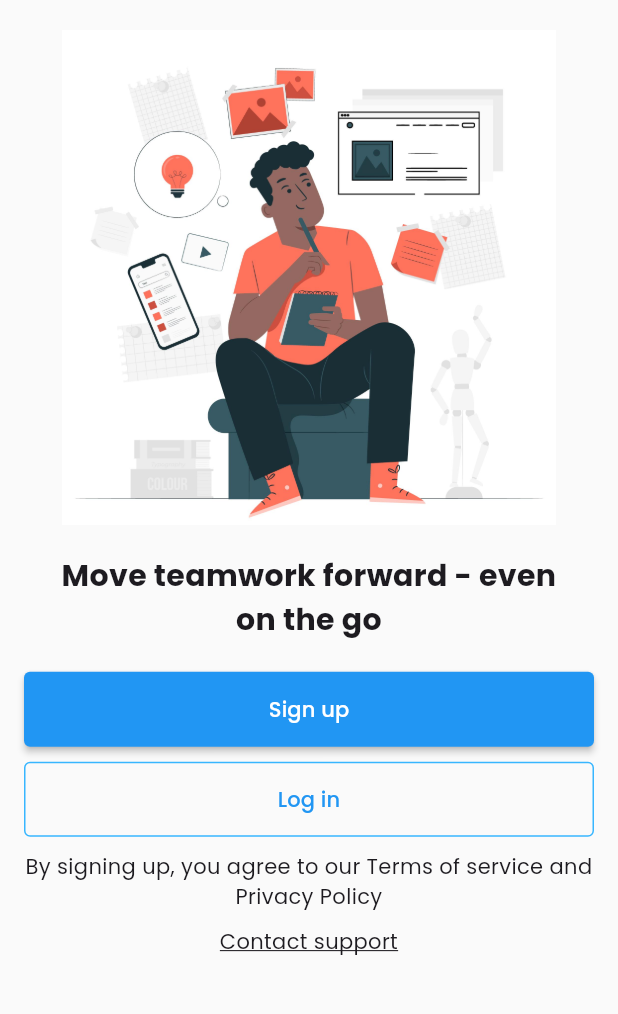
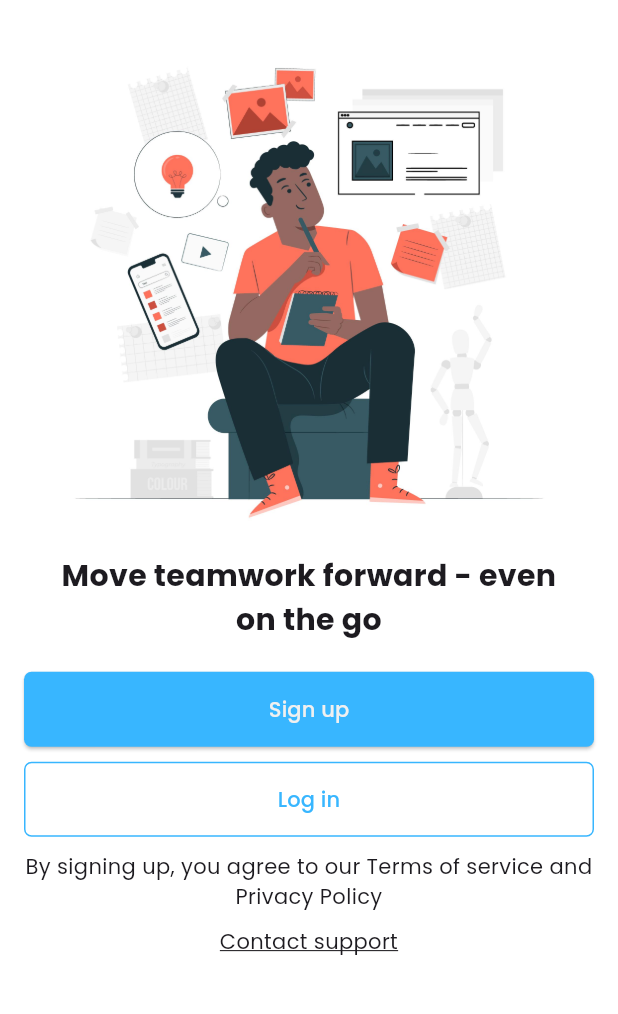
Before and after one commit to imadBO/trello_app_clone, a Flutter app: the screen it shows after launch, on a phone screen of 412 x 824 dp, the part 162-1176 px from its top. Run offline on Flutter 3.47's test engine with Material 3 defaults, Android fonts, the phone set to English and light mode, and no system bars; our stand-ins replace google_fonts; missing offline and left inert: serverpod, serverpod_client.

Commit message:
Setting theme and navigation managers

```diff
--- a/trelloappclone_flutter/lib/core/themes_manager.dart
+++ b/trelloappclone_flutter/lib/core/themes_manager.dart
@@ -1 +1,29 @@
-class ThemesManager {}
+import 'package:flutter/material.dart';
+import 'package:trelloappclone_flutter/core/colors_manager.dart';
+
+class ThemesManager {
+  static ThemeData lightTheme = ThemeData(
+    useMaterial3: true,
+    colorScheme: const ColorScheme.light(
+      primary: ColorsManager.brandColor,
+      outline: ColorsManager.brandColor,
+      secondary: ColorsManager.brandColor,
+    ),
+    elevatedButtonTheme: ElevatedButtonThemeData(
+      style: ElevatedButton.styleFrom(
+        backgroundColor: ColorsManager.brandColor,
+        foregroundColor: ColorsManager.whiteShade,
+        shape: const RoundedRectangleBorder(
+          borderRadius: BorderRadius.all(Radius.circular(5)),
+        ),
+      ),
+    ),
+    outlinedButtonTheme: OutlinedButtonThemeData(
+      style: OutlinedButton.styleFrom(
+        shape: const RoundedRectangleBorder(
+          borderRadius: BorderRadius.all(Radius.circular(5)),
+        ),
+      ),
+    ),
+  );
+}
--- a/trelloappclone_flutter/lib/features/landing/presentation/views/landing.dart
+++ b/trelloappclone_flutter/lib/features/landing/presentation/views/landing.dart
@@ -1,9 +1,11 @@
 import 'package:flutter/material.dart';
 import 'package:trelloappclone_flutter/core/assets_manager.dart';
 import 'package:trelloappclone_flutter/core/colors_manager.dart';
+import 'package:trelloappclone_flutter/core/navigation_manager.dart';
+import 'package:trelloappclone_flutter/core/routes_manager.dart';
 import 'package:trelloappclone_flutter/core/strings_manager.dart';
 
-class LandingPage extends StatelessWidget {
+class LandingPage extends StatelessWidget with NavigationManager {
   const LandingPage({super.key});
 
   @override
@@ -43,7 +45,9 @@ class LandingPage extends StatelessWidget {
                     height: 50,
                     width: double.infinity,
                     child: ElevatedButton(
-                      onPressed: () {},
+                      onPressed: () {
+                        pushPage(context, Routes.home);
+                      },
                       child: const Text(StringsManager.signup),
                     ),
                   ),
@@ -52,7 +56,9 @@ class LandingPage extends StatelessWidget {
                     height: 50,
                     width: double.infinity,
                     child: OutlinedButton(
-                      onPressed: () {},
+                      onPressed: () {
+                        pushPage(context, Routes.home);
+                      },
                       style: OutlinedButton.styleFrom(
                         side: const BorderSide(
                             width: 1.0, color: ColorsManager.brandColor),
--- a/trelloappclone_flutter/lib/main.dart
+++ b/trelloappclone_flutter/lib/main.dart
@@ -1,6 +1,7 @@
 import 'package:flutter/material.dart';
 import 'package:google_fonts/google_fonts.dart';
 import 'package:trelloappclone_flutter/core/routes_manager.dart';
+import 'package:trelloappclone_flutter/core/themes_manager.dart';
 
 // // Sets up a singleton client object that can be used to talk to the server from
 // // anywhere in our app. The client is generated from your server code.
@@ -21,9 +22,7 @@ class MyApp extends StatelessWidget {
   Widget build(BuildContext context) {
     return MaterialApp(
       title: 'Trello Clone',
-      theme: ThemeData(
-        useMaterial3: false,
-        primarySwatch: Colors.blue,
+      theme: ThemesManager.lightTheme.copyWith(
         textTheme: Theme.of(context).textTheme.apply(
               fontFamily: GoogleFonts.poppins().fontFamily,
             ),
```
Also changed, not shown: trelloappclone_flutter/lib/core/navigation_manager.dart (added, +11 -0 lines), trelloappclone_flutter/lib/features/home/presentation/views/home_page.dart (+4 -5 lines).
